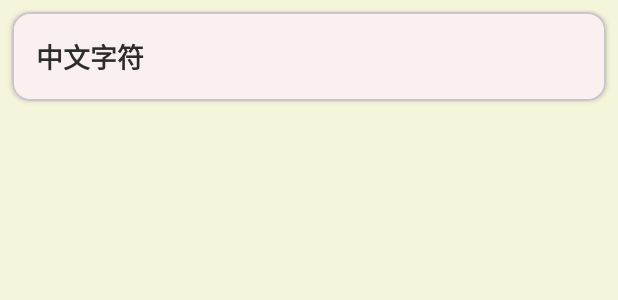
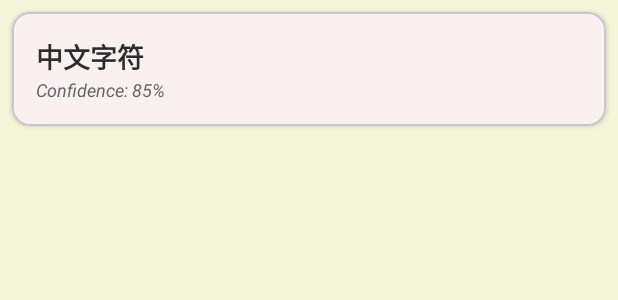
Before and after one commit to karyao/OCR_Travel_App, an Android app: the layout item_text_option.xml on its own in the app's theme, with its tools: preview values and no code run, on a phone screen of 412 x 824 dp. Shown: the top 300 px of the screen. Run offline under Robolectric (Android 15) with nearby library versions, the phone set to English and light mode, and no system bars; network calls fail.

```diff
--- a/app/src/main/res/layout/item_text_option.xml
+++ b/app/src/main/res/layout/item_text_option.xml
@@ -17,16 +17,32 @@
         android:gravity="center_vertical">
 
         <!-- Chinese Text -->
-        <TextView
-            android:id="@+id/tvTextOption"
+        <LinearLayout
             android:layout_width="0dp"
             android:layout_height="wrap_content"
             android:layout_weight="1"
-            android:text="中文字符"
-            android:textSize="18sp"
-            android:textStyle="bold"
-            android:textColor="@color/text_primary"
-            android:layout_marginEnd="16dp" />
+            android:orientation="vertical"
+            android:layout_marginEnd="16dp">
+
+            <TextView
+                android:id="@+id/tvTextOption"
+                android:layout_width="match_parent"
+                android:layout_height="wrap_content"
+                android:text="中文字符"
+                android:textSize="18sp"
+                android:textStyle="bold"
+                android:textColor="@color/text_primary" />
+
+            <TextView
+                android:id="@+id/tvConfidenceScore"
+                android:layout_width="match_parent"
+                android:layout_height="wrap_content"
+                android:text="Confidence: 85%"
+                android:textSize="12sp"
+                android:textColor="@color/text_secondary"
+                android:textStyle="italic" />
+
+        </LinearLayout>
 
         <!-- Selected Indicator -->
         <TextView
--- a/gradle.properties
+++ b/gradle.properties
@@ -10,7 +10,9 @@ org.gradle.jvmargs=-Xmx2048m -Dfile.encoding=UTF-8
 # When configured, Gradle will run in incubating parallel mode.
 # This option should only be used with decoupled projects. For more details, visit
 # https://developer.android.com/r/tools/gradle-multi-project-decoupled-projects
-# org.gradle.parallel=true
+org.gradle.parallel=true
+org.gradle.caching=true
+org.gradle.daemon=true
 # AndroidX package structure to make it clearer which packages are bundled with the
 # Android operating system, and which are packaged with your app's APK
 # https://developer.android.com/topic/libraries/support-library/androidx-rn
--- a/gradle/libs.versions.toml
+++ b/gradle/libs.versions.toml
@@ -9,6 +9,7 @@ appcompat = "1.7.1"
 material = "1.13.0"
 activity = "1.11.0"
 constraintlayout = "2.2.1"
+media3CommonKtx = "1.8.0"
 
 [libraries]
 androidx-core-ktx = { group = "androidx.core", name = "core-ktx", version.ref = "coreKtx" }
@@ -19,6 +20,7 @@ androidx-appcompat = { group = "androidx.appcompat", name = "appcompat", version
 material = { group = "com.google.android.material", name = "material", version.ref = "material" }
 androidx-activity = { group = "androidx.activity", name = "activity", version.ref = "activity" }
 androidx-constraintlayout = { group = "androidx.constraintlayout", name = "constraintlayout", version.ref = "constraintlayout" }
+androidx-media3-common-ktx = { group = "androidx.media3", name = "media3-common-ktx", version.ref = "media3CommonKtx" }
 
 [plugins]
 android-application = { id = "com.android.application", version.ref = "agp" }
```
Also changed, not shown: app/src/main/java/com/karen_yao/chinesetravel/features/capture/camera/ImageProcessor.kt (+172 -2 lines), app/src/main/java/com/karen_yao/chinesetravel/features/capture/ui/CaptureFragment.kt (+28 -7 lines), app/src/main/java/com/karen_yao/chinesetravel/features/home/ui/HomeFragment.kt (+17 -5 lines), app/src/main/java/com/karen_yao/chinesetravel/features/textselection/ui/TextSelectionFragment.kt (+14 -9 lines).
